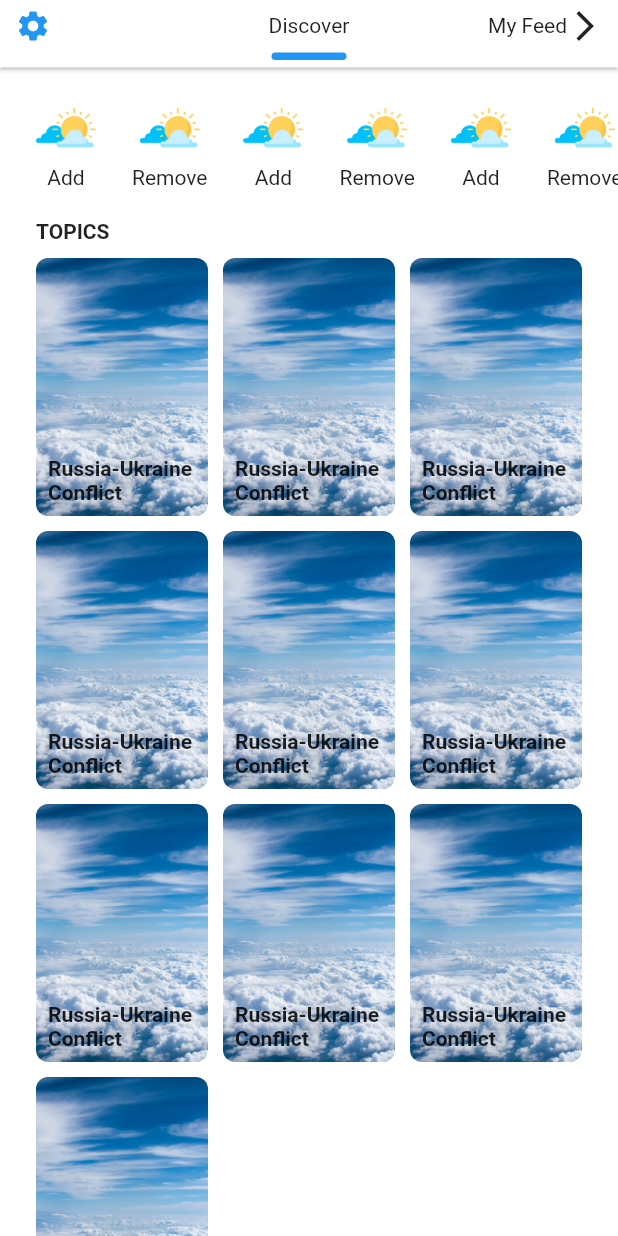
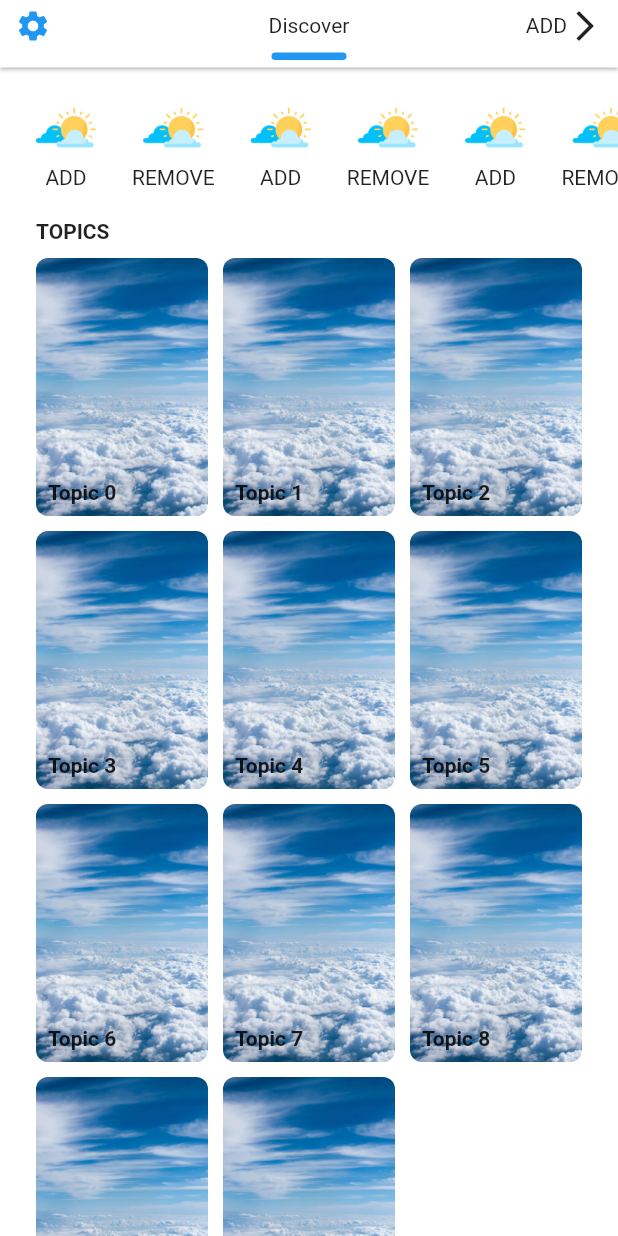
Before and after one commit to RafidKhan/inshorts, a Flutter app: the screen it shows after launch, on a phone screen of 412 x 824 dp. Run offline on Flutter 3.47's test engine with Material 2 defaults, Android fonts, the phone set to English and light mode, and no system bars; our stand-ins replace get.

Commit message:
toggle bottom nav

```diff
--- a/lib/controller/dashboard_controller.dart
+++ b/lib/controller/dashboard_controller.dart
@@ -3,12 +3,123 @@ import 'package:get/get.dart';
 
 class DashboardController extends GetxController {
   final PageController pageController = PageController();
+  final PageController feedPageController = PageController();
 
   int currentPageIndex = 0;
+  int currentFeedPageIndex = 0;
+
+  String selectedTab = "";
+
+  Map<String, dynamic> selectedContent = {};
+
+  bool showContentBottomNavBar = true;
+
+  selectTab(String text) {
+    selectedTab = text;
+  }
+
+  toggleContentBottomNav() {
+    showContentBottomNavBar = !showContentBottomNavBar;
+
+    update();
+  }
+
+  List<String> listData = [
+    "ADD",
+    "REMOVE",
+    "ADD",
+    "REMOVE",
+    "ADD",
+    "REMOVE",
+    "ADD",
+    "REMOVE",
+    "ADD",
+    "REMOVE",
+    "ADD",
+    "REMOVE",
+    "ADD",
+    "REMOVE",
+    "ADD",
+    "REMOVE",
+  ];
+
+  List<String> listTopic = [
+    "Topic",
+    "Topic",
+    "Topic",
+    "Topic",
+    "Topic",
+    "Topic",
+    "Topic",
+    "Topic",
+    "Topic",
+    "Topic",
+    "Topic",
+  ];
+  List<Map<String, dynamic>> listContent = [
+    {
+      "title": "title 0",
+      "content":
+          "Lorem ipsum dolor sit amet, consectetur adipiscing elit, sed do eiusmod tempor incididunt ut labore et dolore magna aliqua. Ut enim ad minim veniam, quis nostrud exercitation ullamco laboris nisi ut aliquip ex ea commodo consequat. Duis aute irure dolor in reprehenderit in voluptate velit esse cillum dolore eu fugiat nulla pariatur. Excepteur sint occaecat cupidatat non proident, sunt in culpa qui officia deserunt mollit anim id est laborum.",
+    },
+    {
+      "title": "title 1",
+      "content":
+          "Lorem ipsum dolor sit amet, consectetur adipiscing elit, sed do eiusmod tempor incididunt ut labore et dolore magna aliqua. Ut enim ad minim veniam, quis nostrud exercitation ullamco laboris nisi ut aliquip ex ea commodo consequat. Duis aute irure dolor in reprehenderit in voluptate velit esse cillum dolore eu fugiat nulla pariatur. Excepteur sint occaecat cupidatat non proident, sunt in culpa qui officia deserunt mollit anim id est laborum.",
+    },
+    {
+      "title": "title 2",
+      "content":
+          "Lorem ipsum dolor sit amet, consectetur adipiscing elit, sed do eiusmod tempor incididunt ut labore et dolore magna aliqua. Ut enim ad minim veniam, quis nostrud exercitation ullamco laboris nisi ut aliquip ex ea commodo consequat. Duis aute irure dolor in reprehenderit in voluptate velit esse cillum dolore eu fugiat nulla pariatur. Excepteur sint occaecat cupidatat non proident, sunt in culpa qui officia deserunt mollit anim id est laborum.",
+    },
+    {
+      "title": "title 3",
+      "content":
+          "Lorem ipsum dolor sit amet, consectetur adipiscing elit, sed do eiusmod tempor incididunt ut labore et dolore magna aliqua. Ut enim ad minim veniam, quis nostrud exercitation ullamco laboris nisi ut aliquip ex ea commodo consequat. Duis aute irure dolor in reprehenderit in voluptate velit esse cillum dolore eu fugiat nulla pariatur. Excepteur sint occaecat cupidatat non proident, sunt in culpa qui officia deserunt mollit anim id est laborum.",
+    },
+    {
+      "title": "title 4",
+      "content":
+          "Lorem ipsum dolor sit amet, consectetur adipiscing elit, sed do eiusmod tempor incididunt ut labore et dolore magna aliqua. Ut enim ad minim veniam, quis nostrud exercitation ullamco laboris nisi ut aliquip ex ea commodo consequat. Duis aute irure dolor in reprehenderit in voluptate velit esse cillum dolore eu fugiat nulla pariatur. Excepteur sint occaecat cupidatat non proident, sunt in culpa qui officia deserunt mollit anim id est laborum.",
+    },
+    {
+      "title": "title 5",
+      "content":
+          "Lorem ipsum dolor sit amet, consectetur adipiscing elit, sed do eiusmod tempor incididunt ut labore et dolore magna aliqua. Ut enim ad minim veniam, quis nostrud exercitation ullamco laboris nisi ut aliquip ex ea commodo consequat. Duis aute irure dolor in reprehenderit in voluptate velit esse cillum dolore eu fugiat nulla pariatur. Excepteur sint occaecat cupidatat non proident, sunt in culpa qui officia deserunt mollit anim id est laborum.",
+    },
+    {
+      "title": "title 6",
+      "content":
+          "Lorem ipsum dolor sit amet, consectetur adipiscing elit, sed do eiusmod tempor incididunt ut labore et dolore magna aliqua. Ut enim ad minim veniam, quis nostrud exercitation ullamco laboris nisi ut aliquip ex ea commodo consequat. Duis aute irure dolor in reprehenderit in voluptate velit esse cillum dolore eu fugiat nulla pariatur. Excepteur sint occaecat cupidatat non proident, sunt in culpa qui officia deserunt mollit anim id est laborum.",
+    },
+  ];
 
   selectPage(int index) {
-    pageController.jumpToPage(index);
+    pageController.animateToPage(
+      index,
+      duration: const Duration(seconds: 1),
+      curve: Curves.ease,
+    );
+
     currentPageIndex = index;
+    if (currentPageIndex == 0) {
+      showContentBottomNavBar = true;
+    }
+    update();
+  }
+
+  feedPageScrollToTop() {
+    feedPageController.animateToPage(
+      0,
+      duration: const Duration(seconds: 1),
+      curve: Curves.fastOutSlowIn,
+    );
+
+    update();
+  }
+
+  selectContent(Map<String, dynamic> mapData) {
+    selectedContent = mapData;
     update();
   }
 }
--- a/lib/dashboard/appbar_page0.dart
+++ b/lib/dashboard/appbar_page0.dart
@@ -52,9 +52,9 @@ class AppbarPage0Widget extends StatelessWidget {
                         child: Row(
                           mainAxisSize: MainAxisSize.min,
                           mainAxisAlignment: MainAxisAlignment.end,
-                          children: const [
-                            Text("My Feed"),
-                            Icon(
+                          children:  [
+                            Text(controller.selectedTab),
+                             const Icon(
                               Icons.arrow_forward_ios,
                             ),
                           ],
--- a/lib/dashboard/pageview_section/pageview_section.dart
+++ b/lib/dashboard/dash_pageview_section.dart
@@ -1,20 +1,20 @@
 import 'package:flutter/material.dart';
 import 'package:get/get.dart';
 import 'package:inshorts/controller/dashboard_controller.dart';
+import 'package:inshorts/dashboard/content_view/content_page_view.dart';
 import 'package:inshorts/dashboard/discover/discover_page.dart';
-import 'package:inshorts/dashboard/my_feed/my_feed_page_view.dart';
 
-class PageViewSection extends StatelessWidget {
-  const PageViewSection({Key? key}) : super(key: key);
+class DashPageViewSection extends StatelessWidget {
+  const DashPageViewSection({Key? key}) : super(key: key);
 
   @override
   Widget build(BuildContext context) {
     return GetBuilder<DashboardController>(builder: (controller) {
       return PageView(
         controller: controller.pageController,
-        children: const[
+        children: const [
           DiscoverPage(),
-          MyFeedPageView(),
+          ContentPageView(),
         ],
         onPageChanged: (index) {
           controller.currentPageIndex = index;
--- a/lib/dashboard/dashboard_view.dart
+++ b/lib/dashboard/dashboard_view.dart
@@ -3,7 +3,7 @@ import 'package:get/get.dart';
 import 'package:inshorts/controller/dashboard_controller.dart';
 import 'package:inshorts/dashboard/appbar_page0.dart';
 import 'package:inshorts/dashboard/appbar_page1.dart';
-import 'package:inshorts/dashboard/pageview_section/pageview_section.dart';
+import 'package:inshorts/dashboard/dash_pageview_section.dart';
 
 class DashboardView extends StatefulWidget {
   const DashboardView({Key? key}) : super(key: key);
@@ -16,21 +16,29 @@ class _DashboardViewState extends State<DashboardView> {
   final dashboardController = Get.put(DashboardController());
 
   @override
+  void initState() {
+    // TODO: implement initState
+    dashboardController.selectTab(dashboardController.listData[0]);
+    dashboardController.selectContent(dashboardController.listContent[0]);
+    super.initState();
+  }
+
+  @override
   Widget build(BuildContext context) {
     return GetBuilder<DashboardController>(builder: (controller) {
       return SafeArea(
         child: Scaffold(
           backgroundColor: Colors.white,
           appBar: PreferredSize(
-            preferredSize: Size.copy(const Size.square(45)),
-            child: controller.currentPageIndex == 0
+              preferredSize: Size.copy(const Size.square(45)),
+              child: controller.currentPageIndex == 0
                 ? const AppbarPage0Widget()
                 : const AppbarPage1Widget(),
           ),
           body: SizedBox(
             height: MediaQuery.of(context).size.height,
             width: MediaQuery.of(context).size.width,
-            child: const PageViewSection(),
+            child: const DashPageViewSection(),
           ),
         ),
       );
--- a/lib/dashboard/discover/discover_page.dart
+++ b/lib/dashboard/discover/discover_page.dart
@@ -1,4 +1,6 @@
 import 'package:flutter/material.dart';
+import 'package:get/get.dart';
+import 'package:inshorts/controller/dashboard_controller.dart';
 import 'package:inshorts/dashboard/discover/widgets/select_topic.dart';
 
 class DiscoverPage extends StatelessWidget {
@@ -6,6 +8,7 @@ class DiscoverPage extends StatelessWidget {
 
   @override
   Widget build(BuildContext context) {
+    return GetBuilder<DashboardController>(builder: (controller) {
       return SingleChildScrollView(
         physics: const BouncingScrollPhysics(),
         child: Column(
@@ -15,70 +18,16 @@ class DiscoverPage extends StatelessWidget {
               physics: const BouncingScrollPhysics(),
               scrollDirection: Axis.horizontal,
               child: Row(
-              children: const [
+                children: [
+                  for (int i = 0; i < controller.listData.length; i++)
                     SelectTopic(
                       image: "assets/images/image.png",
-                  title: "Add",
-                ),
-                SelectTopic(
-                  image: "assets/images/image.png",
-                  title: "Remove",
-                ),
-                SelectTopic(
-                  image: "assets/images/image.png",
-                  title: "Add",
-                ),
-                SelectTopic(
-                  image: "assets/images/image.png",
-                  title: "Remove",
-                ),
-                SelectTopic(
-                  image: "assets/images/image.png",
-                  title: "Add",
-                ),
-                SelectTopic(
-                  image: "assets/images/image.png",
-                  title: "Remove",
-                ),
-                SelectTopic(
-                  image: "assets/images/image.png",
-                  title: "Add",
-                ),
-                SelectTopic(
-                  image: "assets/images/image.png",
-                  title: "Remove",
-                ),
-                SelectTopic(
-                  image: "assets/images/image.png",
-                  title: "Add",
-                ),
-                SelectTopic(
-                  image: "assets/images/image.png",
-                  title: "Remove",
-                ),
-                SelectTopic(
-                  image: "assets/images/image.png",
-                  title: "Add",
-                ),
-                SelectTopic(
-                  image: "assets/images/image.png",
-                  title: "Remove",
-                ),
-                SelectTopic(
-                  image: "assets/images/image.png",
-                  title: "Add",
-                ),
-                SelectTopic(
-                  image: "assets/images/image.png",
-                  title: "Remove",
-                ),
-                SelectTopic(
-                  image: "assets/images/image.png",
-                  title: "Add",
-                ),
-                SelectTopic(
-                  image: "assets/images/image.png",
-                  title: "Remove",
+                      title: controller.listData[i],
+                      onTap: () {
+                        controller.selectTab(controller.listData[i]);
+                        controller.selectPage(1);
+                        controller.selectContent(controller.listContent[0]);
+                      },
                     ),
                 ],
               ),
@@ -93,7 +42,7 @@ class DiscoverPage extends StatelessWidget {
               ),
             ),
             GridView.builder(
-              padding: EdgeInsets.symmetric(
+                padding: const EdgeInsets.symmetric(
                   horizontal: 24,
                   vertical: 10,
                 ),
@@ -105,9 +54,16 @@ class DiscoverPage extends StatelessWidget {
                   crossAxisSpacing: 10,
                   crossAxisCount: 3,
                 ),
-              itemCount: 10,
+                itemCount: controller.listTopic.length,
                 itemBuilder: (BuildContext context, index) {
-                return Stack(
+                  return InkWell(
+                    onTap: () {
+                      controller
+                          .selectTab("${controller.listTopic[index]} $index");
+                      controller.selectContent(controller.listContent[0]);
+                      controller.selectPage(1);
+                    },
+                    child: Stack(
                       alignment: Alignment.bottomLeft,
                       children: [
                         ClipRRect(
@@ -116,21 +72,23 @@ class DiscoverPage extends StatelessWidget {
                             "assets/images/dummy.jpeg",
                           ),
                         ),
-                    const Padding(
-                      padding: EdgeInsets.all(8.0),
+                        Padding(
+                          padding: const EdgeInsets.all(8.0),
                           child: Text(
-                        "Russia-Ukraine Conflict",
-                        style: TextStyle(
+                            "${controller.listTopic[index]} $index",
+                            style: const TextStyle(
                               fontSize: 14,
                               fontWeight: FontWeight.bold,
                             ),
                           ),
                         )
                       ],
+                    ),
                   );
                 }),
           ],
         ),
       );
+    });
   }
 }
--- a/lib/dashboard/discover/widgets/select_topic.dart
+++ b/lib/dashboard/discover/widgets/select_topic.dart
@@ -3,21 +3,18 @@ import 'package:flutter/material.dart';
 class SelectTopic extends StatelessWidget {
   final String image;
   final String title;
+  final VoidCallback onTap;
 
-  const SelectTopic({
-    Key? key,
-    required this.title,
-    required this.image,
-  }) : super(key: key);
+  const SelectTopic(
+      {Key? key, required this.title, required this.image, required this.onTap})
+      : super(key: key);
 
   @override
   Widget build(BuildContext context) {
-    return Container(
-      margin: const EdgeInsets.only(
-        left: 24,
-        bottom: 20,
-        top: 20
-      ),
+    return InkWell(
+      onTap: onTap,
+      child: Container(
+        margin: const EdgeInsets.only(left: 24, bottom: 20, top: 20),
         child: Column(
           children: [
             Image.asset(
@@ -31,6 +28,7 @@ class SelectTopic extends StatelessWidget {
             Text(title),
           ],
         ),
+      ),
     );
   }
 }
```
Also changed, not shown: lib/dashboard/appbar_page1.dart (+11 -5 lines), lib/dashboard/content_view/content_page.dart (added, +60 -0 lines), lib/dashboard/content_view/content_page_view.dart (added, +68 -0 lines), lib/dashboard/my_feed/my_feed_page.dart (deleted, +0 -84 lines), lib/dashboard/my_feed/my_feed_page_view.dart (deleted, +0 -30 lines). Lines whose indentation alone changed are shown as unchanged.
